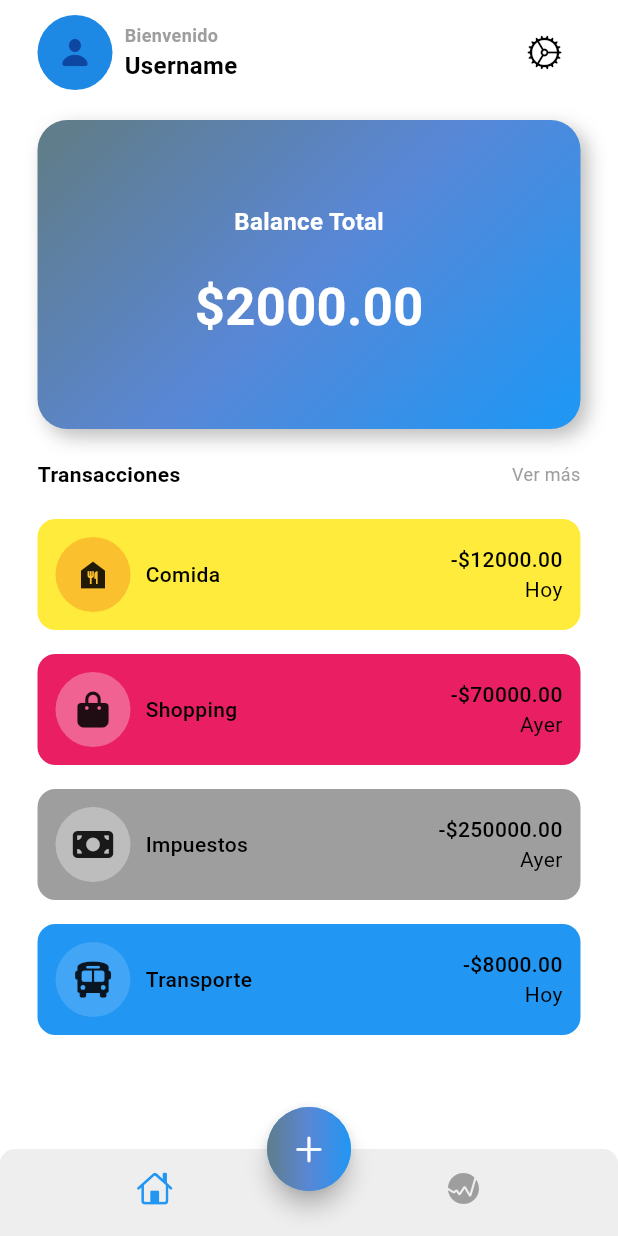
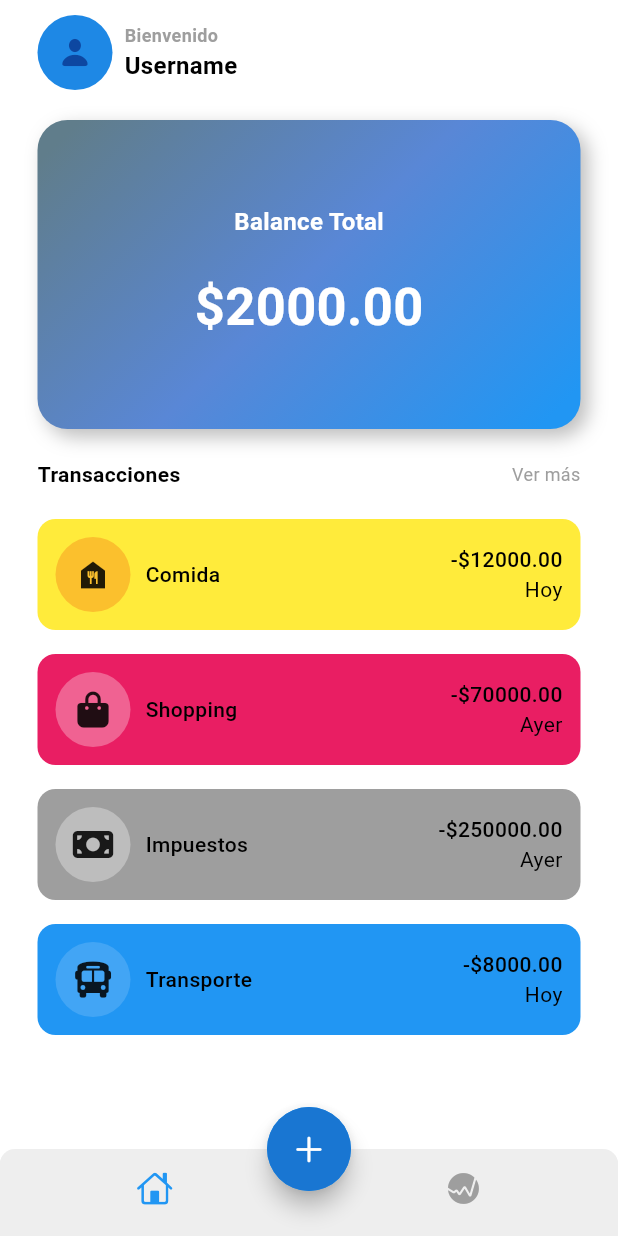
Before and after one commit to JuanFeletes24/Aplicaci-n-Finanzas--1, a Flutter app: the screen it shows after launch, on a phone screen of 412 x 824 dp. Run offline on Flutter 3.47's test engine with Material 3 defaults, Android fonts, the phone set to English and light mode, and no system bars; our stand-ins replace fl_chart, font_awesome_flutter.

Commit message:
Eliminacion del gradient del boton anadir transacciones y el boton de settings

```diff
--- a/lib/screen/views/home_screen.dart
+++ b/lib/screen/views/home_screen.dart
@@ -60,13 +60,7 @@ class _HomeScreenState extends State<HomeScreen> {
           height: 60,
           decoration: BoxDecoration(
             shape: BoxShape.circle,
-            gradient: LinearGradient(
-              colors: [
-                Theme.of(context).colorScheme.tertiary,
-                Theme.of(context).colorScheme.secondary,
-                Theme.of(context).colorScheme.primary
-              ]
-            )
+            color: Colors.blue[700]
           ),
           child: const Icon(CupertinoIcons.add)
           )
--- a/lib/screen/views/main_screen.dart
+++ b/lib/screen/views/main_screen.dart
@@ -44,7 +44,6 @@ class MainScreen extends StatelessWidget {
                     )
                   ],
                 ),
-                IconButton(onPressed: () {}, icon: Icon(CupertinoIcons.settings))
               ],
             ),
             const SizedBox(height: 20,),
```
